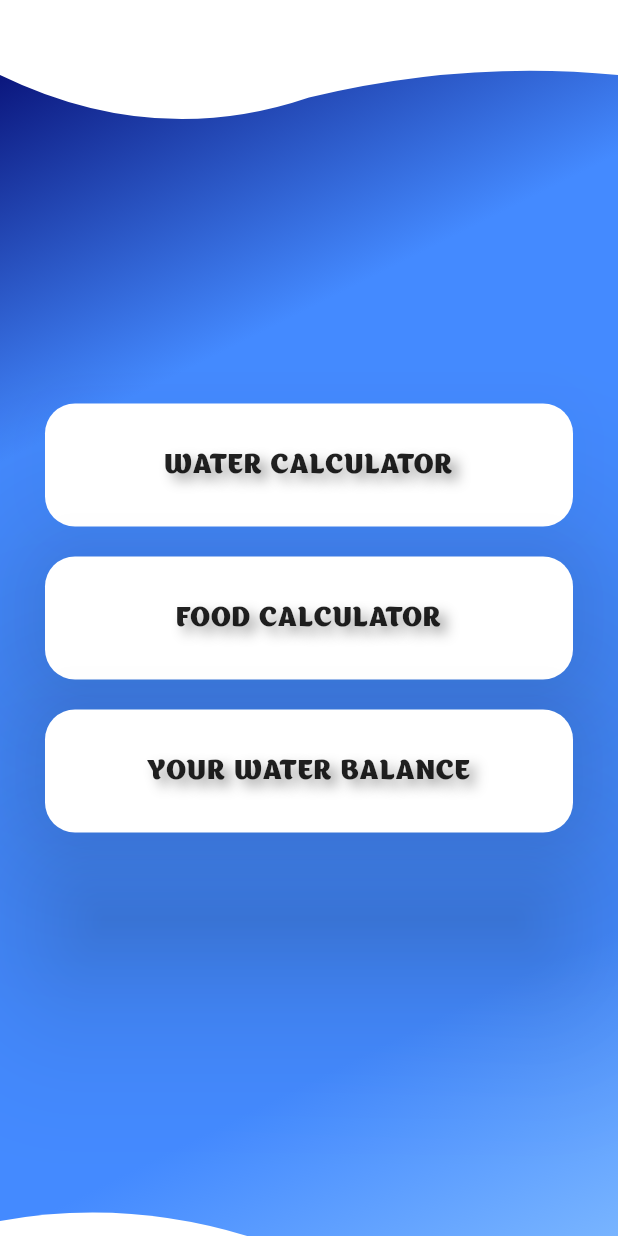
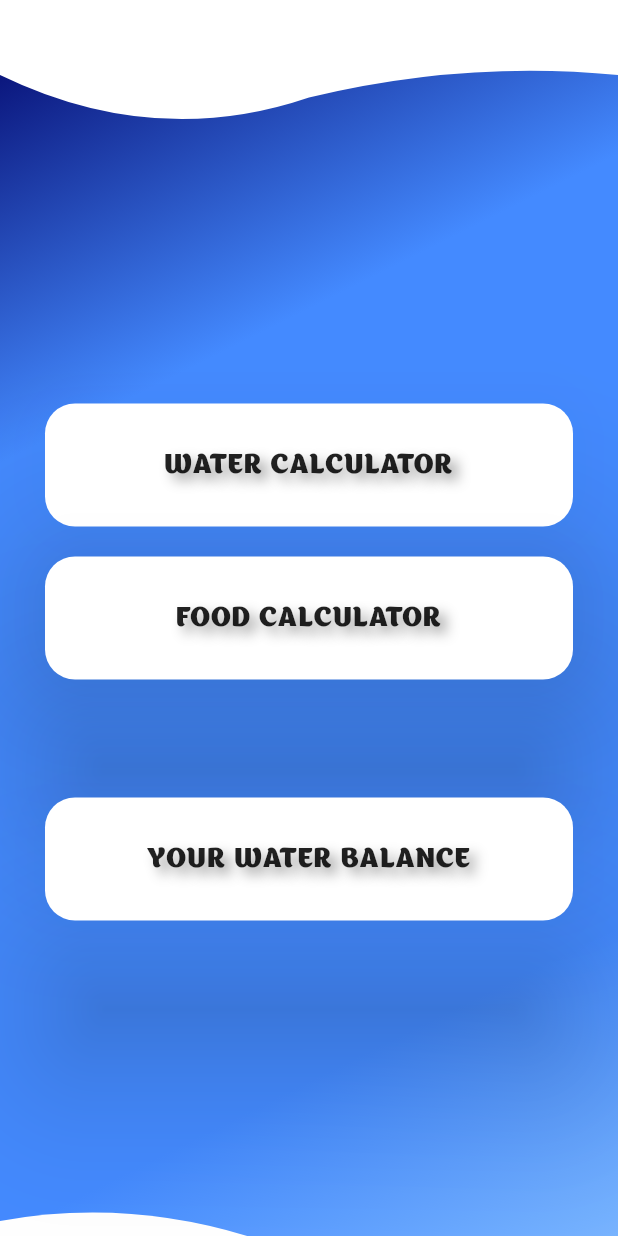
Before and after one commit to wovilon/WaterCalculatorApp, a Flutter app: the first screen one second after launch, on a phone screen of 412 x 824 dp. Run offline on Flutter 3.47's test engine with Material 2 defaults, Android fonts, the phone set to English and light mode, and no system bars; our stand-ins replace device_preview, syncfusion_flutter_sliders.

Commit message:
animations: main menu animation

```diff
--- a/lib/screens/MainScreen.dart
+++ b/lib/screens/MainScreen.dart
@@ -60,12 +60,26 @@ class MenuButton extends StatefulWidget{
   }
 }
 
-class MenuButtonState extends State<MenuButton>{
+class MenuButtonState extends State<MenuButton> with SingleTickerProviderStateMixin {
+  AnimationController controller;
+  Animation<Offset> offset;
+
+  @override
+  void initState() {
+    super.initState();
+    controller =  AnimationController(vsync: this, duration: Duration(milliseconds: 500));
+    offset = Tween<Offset>(begin: Offset(0.0, 5.0), end: Offset.zero)
+        .animate(CurvedAnimation(parent: controller, curve: Curves.ease));
+
+  }
 
   @override
   Widget build(BuildContext context) {
+    setAnimationTiming(widget.route);
     return GestureDetector(
       onTap: (){Navigator.pushNamed(context, widget.route);},
+      child: SlideTransition(
+        position: offset,
         child: Container(
           margin: EdgeInsets.all(6),
           width: (widget.width != 0) ? widget.width : double.infinity,
@@ -80,6 +94,18 @@ class MenuButtonState extends State<MenuButton>{
               )
           )
         ),
+      ),
     );
   }
+
+  Future<void> setAnimationTiming(String route)async{
+    int timing = 0;
+    if (route == Routes.waterScreen) timing = 0;
+    else if (route == Routes.foodScreen) timing = 300;
+    else if (route == Routes.balanceScreen) timing = 600;
+    else timing = 0;
+
+    await Future.delayed(Duration(milliseconds: timing));
+    controller.forward();
   }
+}
```
Lines whose indentation alone changed are shown as unchanged.
